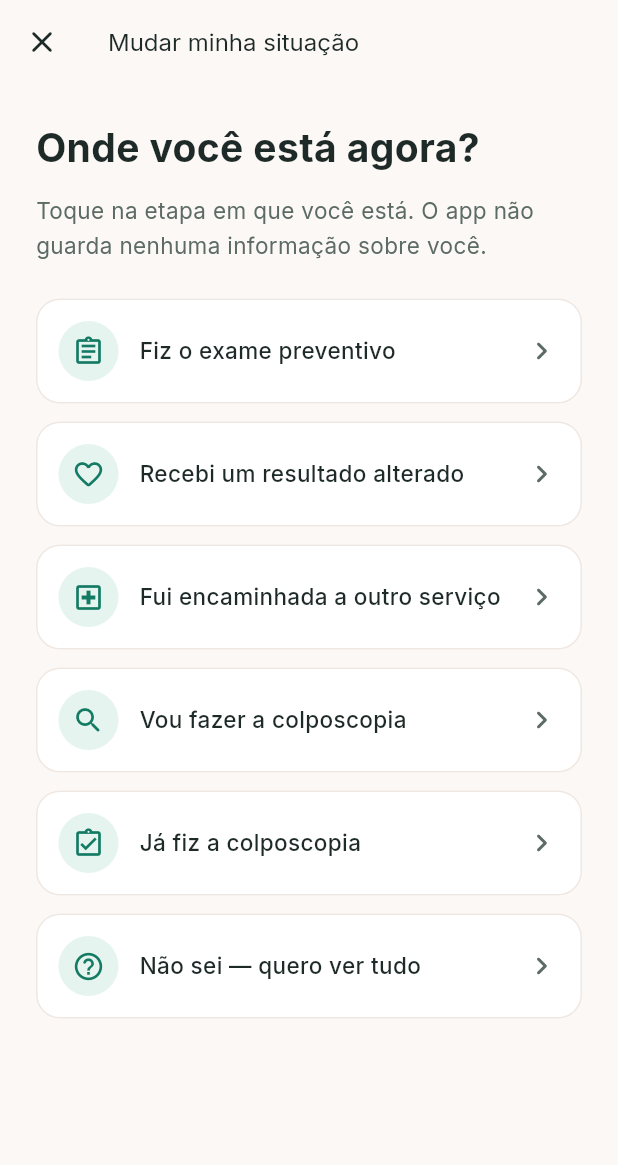
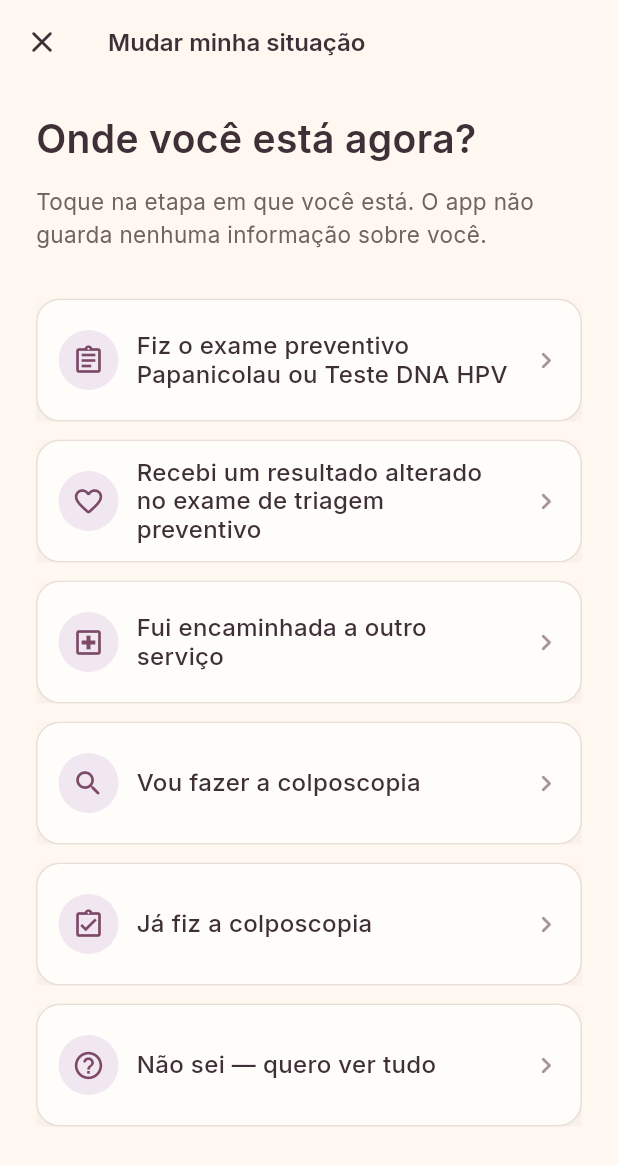
Before and after one commit to sandrogomes7/projeto-acolher-ace4, a Flutter app: the OnboardingScreen screen opened directly, on a phone screen of 412 x 824 dp. Shown: the top 1165 px of the screen. Run offline on Flutter 3.47's test engine with Material 3 defaults, Android fonts, the phone set to English and light mode, and no system bars; our stand-ins replace google_fonts, just_audio.

Commit message:
style: align onboarding with design tokens

```diff
--- a/lib/data/content.dart
+++ b/lib/data/content.dart
@@ -43,7 +43,13 @@ const List<IntroPage> introPages = [
   IntroPage(
     title: 'O exame preventivo',
     body:
-        'É o exame que você fez no posto. Ele olha o colo do útero para ver se está tudo bem.',
+        '''É o exame que você fez no posto. Ele serve para olhar o colo do útero e ter certeza de que está tudo bem.
+
+Existem dois tipos principais desse exame:
+
+Papanicolau: É o mais comum. Ele procura por pequenas alterações nas células do útero.
+
+DNA de HPV: É um exame mais moderno. Ele procura diretamente pelo vírus que pode causar essas alterações.''',
     stepLabel: 'Passo 1 de 5',
     cta: 'Próximo',
     audio: 'intro_1.mp3',
@@ -94,8 +100,8 @@ const String onboardingSubtitle =
 
 /// As opções estão na MESMA ordem usada pelo motor `journeyForOnboarding`.
 const List<String> onboardingOptions = [
-  'Fiz o exame preventivo', // 0
-  'Recebi um resultado alterado', // 1
+  'Fiz o exame preventivo Papanicolau ou Teste DNA HPV', // 0
+  'Recebi um resultado alterado no exame de triagem preventivo', // 1
   'Fui encaminhada a outro serviço', // 2
   'Vou fazer a colposcopia', // 3
   'Já fiz a colposcopia', // 4
@@ -153,7 +159,7 @@ const Map<String, StepContent> stepContents = {
     reassurance: 'Esse foi o primeiro passo do seu cuidado.',
     sections: [
       StepSection('O que é o preventivo',
-          'O preventivo, ou Papanicolau, é um exame simples feito no posto. A enfermeira coleta uma pequena amostra do colo do útero, sem dor, para ver se está tudo bem.'),
+          'O preventivo, ou Papanicolau, é um exame simples feito no posto. A enfermeira coleta uma pequena amostra do colo do útero através de uma escovinha, sem dor, para ver se está tudo bem.'),
       StepSection('Por que ele é importante',
           'Ele encontra alterações cedo, antes de virarem um problema maior. Por isso deve ser repetido de tempos em tempos.'),
     ],
@@ -297,7 +303,8 @@ JourneyPlan journeyForOnboarding(int index) {
     case 1: // Recebi um resultado alterado
     case 2: // Fui encaminhada a outro serviço
       return JourneyPlan(
-        headline: 'Seu exame teve uma alteração. Vamos juntas no próximo passo.',
+        headline:
+            'Seu exame teve uma alteração. Vamos juntas no próximo passo.',
         steps: [
           _p('coleta', StepStatus.done, 'Concluído'),
           _p('resultado', StepStatus.done, 'Concluído'),
@@ -308,7 +315,8 @@ JourneyPlan journeyForOnboarding(int index) {
       );
     case 3: // Vou fazer a colposcopia
       return JourneyPlan(
-        headline: 'A colposcopia é o seu próximo passo. Saber o que esperar ajuda.',
+        headline:
+            'A colposcopia é o seu próximo passo. Saber o que esperar ajuda.',
         steps: [
           _p('coleta', StepStatus.done, 'Concluído'),
           _p('resultado', StepStatus.done, 'Concluído'),
@@ -348,7 +356,8 @@ class PathBranch {
   final String summary;
   final BranchTone tone;
   final List<String> stepIds; // nós a abrir, em ordem
-  const PathBranch(this.label, this.code, this.summary, this.tone, this.stepIds);
+  const PathBranch(
+      this.label, this.code, this.summary, this.tone, this.stepIds);
 }
 
 enum BranchTone { calm, attention, refer }
@@ -386,7 +395,8 @@ class HpvPath {
 }
 
 const List<HpvPath> hpvPaths = [
-  HpvPath('HPV negativo', 'Rotina — repetir em cerca de 5 anos.', BranchTone.calm),
+  HpvPath(
+      'HPV negativo', 'Rotina — repetir em cerca de 5 anos.', BranchTone.calm),
   HpvPath('HPV positivo + citologia normal', 'Repetir o teste em 12 meses.',
       BranchTone.attention),
   HpvPath('HPV positivo + citologia alterada', 'Colposcopia imediata.',
--- a/lib/screens/onboarding_screen.dart
+++ b/lib/screens/onboarding_screen.dart
@@ -29,34 +29,49 @@ class OnboardingScreen extends StatelessWidget {
   @override
   Widget build(BuildContext context) {
     return Scaffold(
+      backgroundColor: AppColors.bgCream,
       appBar: asPicker
           ? AppBar(
+              backgroundColor: AppColors.bgCream,
+              surfaceTintColor: Colors.transparent,
+              elevation: 0,
+              shadowColor: Colors.transparent,
               leading: IconButton(
                 icon: const Icon(Icons.close_rounded),
+                color: AppColors.textBody,
                 onPressed: () => Navigator.of(context).pop(),
               ),
-              title: const Text('Mudar minha situação',
-                  style: TextStyle(fontSize: 16)),
+              title: const Text(
+                'Mudar minha situação',
+                style: TextStyle(
+                  fontSize: 16,
+                  fontWeight: FontWeight.w600,
+                  color: AppColors.textBody,
+                ),
+              ),
+              centerTitle: false,
             )
           : null,
       body: SafeArea(
         child: Padding(
-          padding: const EdgeInsets.symmetric(horizontal: 24),
+          padding: const EdgeInsets.fromLTRB(24, 22, 24, 24),
           child: Column(
             crossAxisAlignment: CrossAxisAlignment.start,
             children: [
-              const SizedBox(height: 24),
               const Text(onboardingTitle,
                   style: TextStyle(
                     fontSize: 26,
-                    fontWeight: FontWeight.w700,
-                    color: AppColors.textDark,
+                    fontWeight: FontWeight.w600,
+                    height: 1.1,
+                    color: AppColors.textBody,
                   )),
-              const SizedBox(height: 12),
+              const SizedBox(height: 16),
               const Text(onboardingSubtitle,
                   style: TextStyle(
-                      fontSize: 15, color: AppColors.textMuted, height: 1.5)),
-              const SizedBox(height: 24),
+                      fontSize: 15,
+                      color: AppColors.textTertiary,
+                      height: 1.48)),
+              const SizedBox(height: 32),
               Expanded(
                 child: ListView.separated(
                   itemCount: onboardingOptions.length,
@@ -86,40 +101,60 @@ class _OptionCard extends StatelessWidget {
 
   @override
   Widget build(BuildContext context) {
-    return Material(
-      color: AppColors.white,
-      borderRadius: BorderRadius.circular(16),
+    return SizedBox(
+      height: 82,
+      child: Material(
+        color: Colors.transparent,
         child: InkWell(
           borderRadius: BorderRadius.circular(16),
           onTap: onTap,
-        child: Container(
-          padding: const EdgeInsets.symmetric(horizontal: 14, vertical: 14),
+          child: Ink(
             decoration: BoxDecoration(
+              color: AppColors.surfaceWarm,
               borderRadius: BorderRadius.circular(16),
-            border: Border.all(color: AppColors.border, width: 1),
+              border: Border.all(color: AppColors.borderLight, width: 1),
+              boxShadow: const [
+                BoxShadow(
+                  color: AppColors.shadowLight,
+                  offset: Offset(0, 6),
+                  blurRadius: 15.75,
                 ),
+              ],
+            ),
+            child: Padding(
+              padding: const EdgeInsets.fromLTRB(14, 0, 12, 0),
               child: Row(
                 children: [
                   Container(
                     width: 40,
                     height: 40,
                     decoration: const BoxDecoration(
-                  color: AppColors.surfaceSoft,
+                      color: AppColors.surfaceLavender,
                       shape: BoxShape.circle,
                     ),
-                child: Icon(icon, color: AppColors.primary, size: 22),
+                    child: Icon(icon, color: AppColors.primaryPlum, size: 22),
                   ),
-              const SizedBox(width: 14),
+                  const SizedBox(width: 12),
                   Expanded(
-                child: Text(label,
+                    child: Text(
+                      label,
+                      maxLines: 3,
+                      softWrap: true,
+                      overflow: TextOverflow.ellipsis,
                       style: const TextStyle(
-                        fontSize: 15,
-                        color: AppColors.textDark,
-                        fontWeight: FontWeight.w500)),
+                        fontSize: 16,
+                        height: 1.2,
+                        color: AppColors.textBody,
+                        fontWeight: FontWeight.w500,
                       ),
+                    ),
+                  ),
+                  const SizedBox(width: 10),
                   const Icon(Icons.chevron_right_rounded,
-                  color: AppColors.textMuted),
+                      color: AppColors.textMutedWarm, size: 22),
                 ],
+              ),
+            ),
           ),
         ),
       ),
--- a/lib/theme/app_theme.dart
+++ b/lib/theme/app_theme.dart
@@ -1,22 +1,31 @@
 import 'package:flutter/material.dart';
 import 'package:google_fonts/google_fonts.dart';
 
-/// Tokens de cor extraídos diretamente do Figma "Acolhimento Digital".
 class AppColors {
-  static const background = Color(0xFFFCF8F5); // off-white quente
-  static const surfaceSoft = Color(0xFFE6F4EF); // verde clarinho (ilustração / botão ouvir)
-  static const primary = Color(0xFF137A63); // verde dos botões
-  static const brandDark = Color(0xFF0C5446); // verde da marca "Acolher"
+  static const background = Color(0xFFFCF8F5);
+  static const surfaceSoft = Color(0xFFE6F4EF);
+  static const primary = Color(0xFF137A63);
+  static const brandDark = Color(0xFF0C5446);
   static const textDark = Color(0xFF1E2A28);
   static const textMuted = Color(0xFF5C6B66);
   static const white = Color(0xFFFFFFFF);
 
-  // Bege das bordas, divisórias e barras inativas (NÃO é o verde claro!)
+  // Bege das bordas, divisórias e barras inativas
   static const border = Color(0xFFEFE7E1);
 
   // Card de acolhimento (rosa suave) — usado nas telas de etapa
   static const pinkSoft = Color(0xFFFBE7EF);
   static const pinkText = Color(0xFF9B2F5E);
+
+  static const bgCream = Color(0xFFFFF8F1);
+  static const surfaceWarm = Color(0xFFFFFDFA);
+  static const surfaceLavender = Color(0xFFF1E7F1);
+  static const borderLight = Color(0xFFEADFD6);
+  static const textBody = Color(0xFF3F3038);
+  static const textTertiary = Color(0xFF71635F);
+  static const textMutedWarm = Color(0xFFA8959B);
+  static const primaryPlum = Color(0xFF7C4A67);
+  static const shadowLight = Color(0x176B4452);
 }
 
 class AppTheme {
@@ -27,7 +36,7 @@ class AppTheme {
       colorScheme: ColorScheme.fromSeed(
         seedColor: AppColors.primary,
         primary: AppColors.primary,
-        background: AppColors.background,
+        surface: AppColors.background,
         brightness: Brightness.light,
       ),
     );
```
Also changed, not shown: 1 other file. Lines whose indentation alone changed are shown as unchanged.
